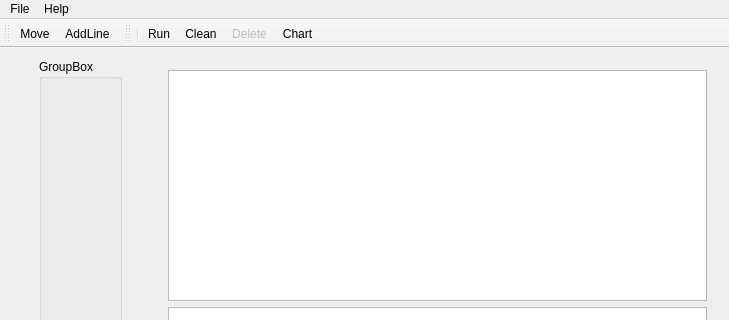
This is mainwindow.ui in kornel13/zaawansowaneCPP as Qt 5 draws it before an edit; both pictures show x 0 to 729 and y 0 to 320 of the 729 by 543 pixel window. The edited form follows.
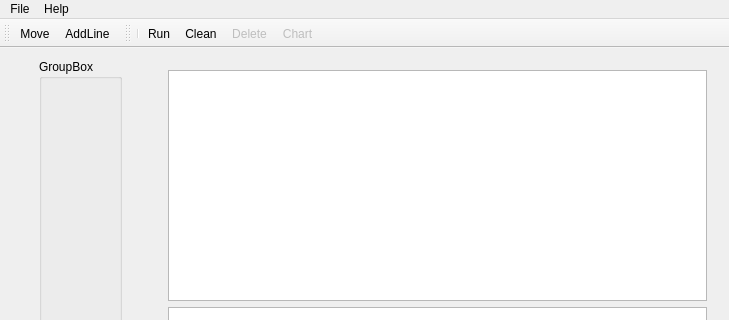
This is the edited form.

Diff of the .ui file:
```diff
--- a/mainwindow.ui
+++ b/mainwindow.ui
@@ -160,7 +160,7 @@
   </action>
   <action name="actionChart">
    <property name="enabled">
-    <bool>true</bool>
+    <bool>false</bool>
    </property>
    <property name="text">
     <string>Chart</string>
```
